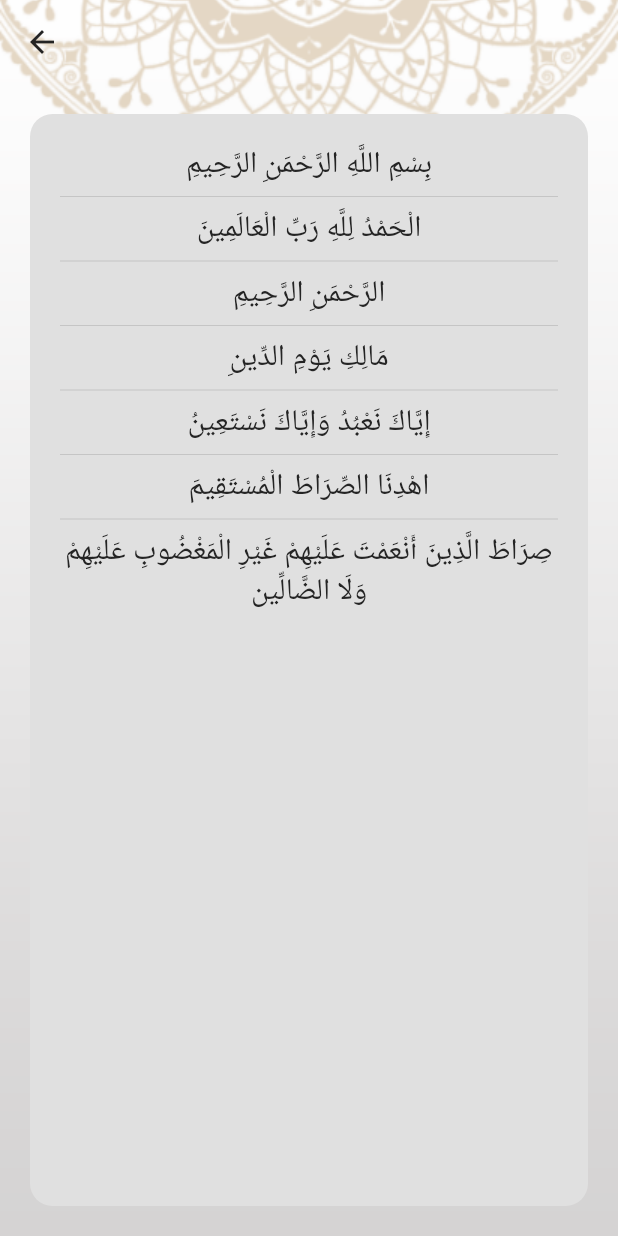
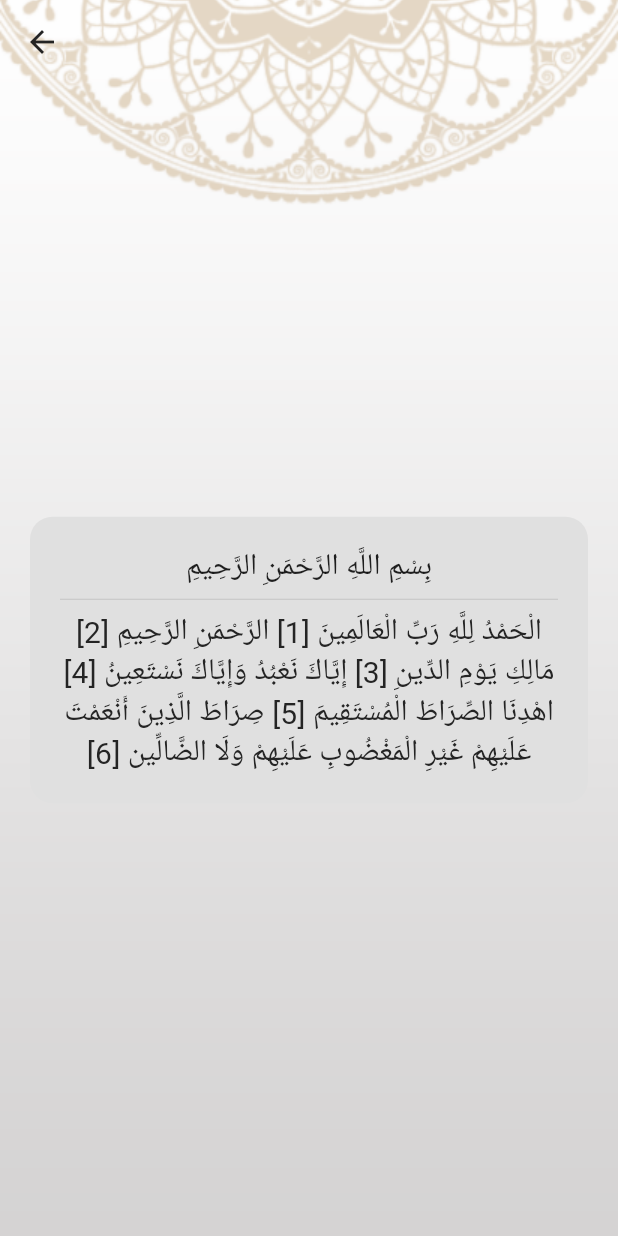
Before and after one commit to A7medabdelaty/Islami, a Flutter app: the SuraDetails screen opened directly with empty values, on a phone screen of 412 x 824 dp. Run offline on Flutter 3.47's test engine with Material 2 defaults, Android fonts, the phone set to English and light mode, and no system bars.

Commit message:
update sura_details.dart

```diff
--- a/assets/quran_data/1.txt
+++ b/assets/quran_data/1.txt
@@ -1,4 +1,3 @@
-بِسْمِ اللَّهِ الرَّحْمَنِ الرَّحِيمِ
 الْحَمْدُ لِلَّهِ رَبِّ الْعَالَمِينَ
 الرَّحْمَنِ الرَّحِيمِ
 مَالِكِ يَوْمِ الدِّينِ
--- a/lib/home_screen/quran_tab/sura_details.dart
+++ b/lib/home_screen/quran_tab/sura_details.dart
@@ -13,6 +13,7 @@ class SuraDetails extends StatefulWidget {
 
 class _SuraDetailsState extends State<SuraDetails> {
   List<String> verses = [];
+  String newString = '';
 
   @override
   Widget build(BuildContext context) {
@@ -43,19 +44,27 @@ class _SuraDetailsState extends State<SuraDetails> {
               borderRadius: BorderRadius.circular(15),
               color: Colors.grey[300],
             ),
-            child: ListView.separated(
+            child: SingleChildScrollView(
               physics: const BouncingScrollPhysics(),
-                separatorBuilder: (context, index) => const Divider(),
-                itemBuilder: (context, index) => Text(
+              child: Column(
+                children: [
+                  const Text(
+                    'بِسْمِ اللَّهِ الرَّحْمَنِ الرَّحِيمِ',
+                    style: TextStyle(fontSize: 20, letterSpacing: 0.6),
+                  ),
+                  Divider(),
+                  Text(
                     textDirection: TextDirection.rtl,
-                      verses[index],
+                    newString,
                     textAlign: TextAlign.center,
                     style: Theme.of(context).textTheme.subtitle1?.copyWith(
                         fontSize: 20,
                         color: MyTheme.mainBlack,
                         letterSpacing: .3),
                   ),
-                itemCount: verses.length),
+                ],
+              ),
+            ),
           ),
         ),
       )
@@ -63,9 +72,13 @@ class _SuraDetailsState extends State<SuraDetails> {
   }
 
   void getVerses(index) async {
+    int verseNum = 0;
     String content =
         await rootBundle.loadString('assets/quran_data/${index + 1}.txt');
     verses = content.split('\n');
     setState(() {});
+    verses.forEach((element) {
+      newString += '${element.trim()} [${verseNum += 1}] ';
+    });
   }
 }
--- a/lib/home_screen/sebha_tab/sebha_tab.dart
+++ b/lib/home_screen/sebha_tab/sebha_tab.dart
@@ -78,7 +78,7 @@ class _SebhaTabState extends State<SebhaTab> {
                 padding: const MaterialStatePropertyAll(
                     EdgeInsets.symmetric(horizontal: 15, vertical: 8))),
             onPressed: () {
-              rotation += (360 / 32);
+              rotation += (360 / 33);
               sebhaCounter++;
               if (sebhaCounter == 34) {
                 sebhaCounter = 0;
```
Lines whose indentation alone changed are shown as unchanged.
